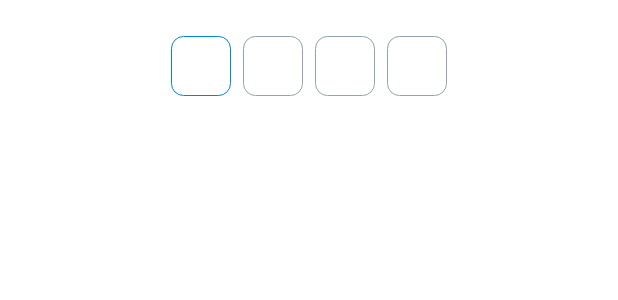
After one commit to sanojlawrence/PinInput-View, an Android app: the layout pin_login_layout.xml on its own in the app's theme, with its tools: preview values and no code run, on a phone screen of 412 x 824 dp. The commit adds this screen. Shown: the top 300 px of the screen. Run offline under Robolectric (Android 15) with nearby library versions, the phone set to English and light mode, and no system bars.

Commit message:
onAttachedToWindow To make label float when called from dialog window.

```diff
--- a/PinInput/src/main/java/com/jldevelopers/pininput/PinInputView.java
+++ b/PinInput/src/main/java/com/jldevelopers/pininput/PinInputView.java
@@ -77,7 +77,7 @@ public class PinInputView extends FrameLayout {
         try {
             labelColor = a.getColor(R.styleable.PinInputView_labelColor, Color.parseColor("#78909C"));
             floatingLabelColor = a.getColor(R.styleable.PinInputView_floatingLabelColor, Color.parseColor("#03A9F4"));
-            boxBackgroundColor = a.getColor(R.styleable.PinInputView_boxBackgroundColor, Color.parseColor("#E1F5FE"));
+            boxBackgroundColor = a.getColor(R.styleable.PinInputView_boxBackgroundColor, Color.TRANSPARENT);
             boxStrokeColor = a.getColor(R.styleable.PinInputView_boxStrokeColor, Color.parseColor("#90A4AE"));
             boxStrokeHighlightColor = a.getColor(R.styleable.PinInputView_boxStrokeHighlightColor, Color.parseColor("#29B6F6"));
             errorColor = a.getColor(R.styleable.PinInputView_errorColor, Color.parseColor("#EF5350"));
@@ -322,6 +322,30 @@ public class PinInputView extends FrameLayout {
         return (int) (dp * getResources().getDisplayMetrics().density);
     }
 
+    @Override
+    protected void onAttachedToWindow() {
+        super.onAttachedToWindow();
+        // Check if there is already text or focus
+        boolean shouldFloat = false;
+
+        if (!getPin().isEmpty()) {
+            shouldFloat = true;
+        } else {
+            for (EditText digit : pinDigits) {
+                if (digit != null && digit.isFocused()) {
+                    shouldFloat = true;
+                    break;
+                }
+            }
+        }
+
+        if (shouldFloat) {
+            // Animate label up when attached
+            post(() -> animateLabel(true));
+        }
+    }
+
+
     private class PinTextWatcher implements TextWatcher {
         private final int currentIndex;
 
--- /dev/null
+++ b/app/src/main/res/layout/pin_login_layout.xml
@@ -0,0 +1,22 @@
+<?xml version="1.0" encoding="utf-8"?>
+<androidx.constraintlayout.widget.ConstraintLayout xmlns:android="http://schemas.android.com/apk/res/android"
+    android:layout_width="match_parent"
+    android:layout_height="match_parent"
+    xmlns:app="http://schemas.android.com/apk/res-auto">
+
+    <com.jldevelopers.pininput.PinInputView
+        android:id="@+id/pin_login"
+        android:layout_width="wrap_content"
+        android:layout_height="wrap_content"
+        android:layout_marginBottom="20dp"
+        app:labelColor="#263238"
+        app:floatingLabelColor="#03A9F4"
+        app:boxBackgroundColor="#FFFFFF"
+        app:boxStrokeColor="#90A4AE"
+        app:boxStrokeHighlightColor="#0288D1"
+        app:errorColor="#EF5350"
+        app:layout_constraintTop_toTopOf="parent"
+        app:layout_constraintStart_toStartOf="parent"
+        app:layout_constraintEnd_toEndOf="parent" />
+
+</androidx.constraintlayout.widget.ConstraintLayout>
```
Also changed, not shown: app/src/main/java/com/jldevelopers/pininputview/MainActivity.java (+17 -0 lines).
